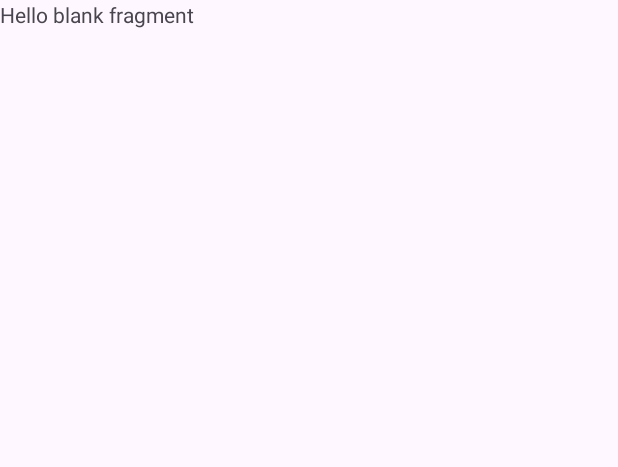
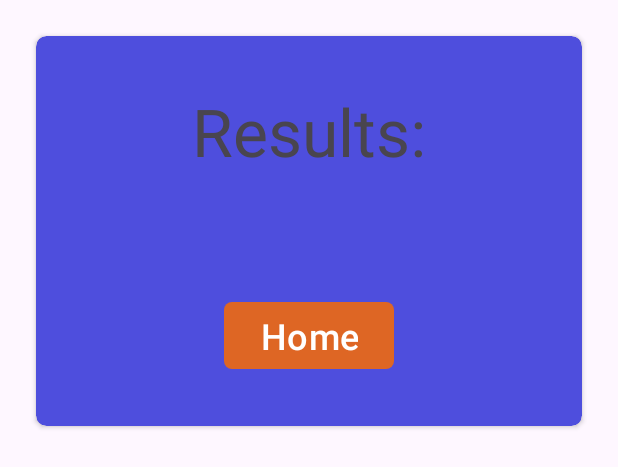
Before and after one commit to KainTim/Splatournament-Client, an Android app: the layout fragment_result.xml on its own in the app's theme, with its tools: preview values and no code run, on a phone screen of 412 x 824 dp. Shown: the top 467 px of the screen. Run offline under Robolectric (Android 15) with nearby library versions, the phone set to English and light mode, and no system bars.

Commit message:
added Layout to Resultfragment

```diff
--- a/app/src/main/java/com/kainzt/splatournament_client/MainActivity.java
+++ b/app/src/main/java/com/kainzt/splatournament_client/MainActivity.java
@@ -54,7 +54,8 @@ public class MainActivity extends AppCompatActivity {
                 case MainViewModel.SHOW_CREATE_TEAM: fragmentTransaction.replace(R.id.clMain, CreateTeamFragment.newInstance())
                         .addToBackStack(null);
                     break;
-                case MainViewModel.SHOW_RESULT: fragmentTransaction.replace(R.id.clMain, ResultFragment.newInstance());
+                case MainViewModel.SHOW_RESULT: fragmentTransaction.replace(R.id.clMain, ResultFragment.newInstance())
+                        .addToBackStack(null);
                     break;
             }
             fragmentTransaction.commit();
--- a/app/src/main/java/com/kainzt/splatournament_client/fragments/NextSetFragment.java
+++ b/app/src/main/java/com/kainzt/splatournament_client/fragments/NextSetFragment.java
@@ -62,8 +62,10 @@ public class NextSetFragment extends Fragment implements View.OnClickListener, T
         tournament.setSets(sets);
         viewModel.otherTeam = "TestOpponent";
         List<Long> set = tournament.getSets().get(setIndex);
-        for (int i = 0; i < tournament.getBestOf(); i++) {
-            wins.add(true);
+        if (wins.size()<=0){
+            for (int i = 0; i < tournament.getBestOf(); i++) {
+                wins.add(true);
+            }
         }
         tournament.getSets().add(new ArrayList<>());
         binding.txtNextSetGameIndex.setText(String.format("Game %d/%d", gameIndex+1,tournament.getBestOf()));
--- a/app/src/main/java/com/kainzt/splatournament_client/fragments/ResultFragment.java
+++ b/app/src/main/java/com/kainzt/splatournament_client/fragments/ResultFragment.java
@@ -3,6 +3,7 @@ package com.kainzt.splatournament_client.fragments;
 import android.os.Bundle;
 
 import androidx.fragment.app.Fragment;
+import androidx.fragment.app.FragmentManager;
 import androidx.lifecycle.ViewModelProvider;
 
 import android.view.LayoutInflater;
@@ -13,9 +14,12 @@ import com.kainzt.splatournament_client.R;
 import com.kainzt.splatournament_client.databinding.FragmentResultBinding;
 import com.kainzt.splatournament_client.viewmodels.MainViewModel;
 
-public class ResultFragment extends Fragment {
+import java.util.List;
+
+public class ResultFragment extends Fragment implements View.OnClickListener {
     private FragmentResultBinding binding;
     private MainViewModel viewModel;
+    private List<Boolean> wins;
     public ResultFragment() {
         // Required empty public constructor
     }
@@ -34,7 +38,21 @@ public class ResultFragment extends Fragment {
         // Inflate the layout for this fragment
         binding = FragmentResultBinding.inflate(inflater,container,false);
         viewModel = new ViewModelProvider(requireActivity()).get(MainViewModel.class);
-
+        wins = viewModel.wins;
+        double count = (double) wins.stream().filter(aBoolean -> aBoolean).count();
+        binding.txtResultWinRate.setText(String.format("Win-Rate: %.1f",count/wins.size()*100)+"%");
+        binding.btnResultsShowHome.setOnClickListener(this);
         return binding.getRoot();
     }
+
+    @Override
+    public void onClick(View v) {
+        if (v.getId()==R.id.btnResultsShowHome){
+            viewModel.showMenu();
+            FragmentManager fm = requireActivity().getSupportFragmentManager();
+            for(int i = 0; i < fm.getBackStackEntryCount(); ++i) {
+                fm.popBackStack();
+            }
+        }
+    }
 }
--- a/app/src/main/res/layout/fragment_result.xml
+++ b/app/src/main/res/layout/fragment_result.xml
@@ -1,14 +1,66 @@
 <?xml version="1.0" encoding="utf-8"?>
-<FrameLayout xmlns:android="http://schemas.android.com/apk/res/android"
+<androidx.constraintlayout.widget.ConstraintLayout xmlns:android="http://schemas.android.com/apk/res/android"
+    xmlns:app="http://schemas.android.com/apk/res-auto"
     xmlns:tools="http://schemas.android.com/tools"
+    android:id="@+id/clResults"
     android:layout_width="match_parent"
     android:layout_height="match_parent"
-    tools:context=".fragments.ResultFragment">
+    tools:context=".fragments.ResultFragment" >
 
-    <!-- TODO: Update blank fragment layout -->
-    <TextView
+    <androidx.cardview.widget.CardView
         android:layout_width="match_parent"
-        android:layout_height="match_parent"
-        android:text="@string/hello_blank_fragment" />
+        android:layout_height="wrap_content"
+        android:layout_marginStart="24dp"
+        android:layout_marginTop="24dp"
+        android:layout_marginEnd="24dp"
+        android:backgroundTint="@color/cvBackgroundTint"
+        app:cardCornerRadius="7dp"
+        app:layout_constraintEnd_toEndOf="parent"
+        app:layout_constraintStart_toStartOf="parent"
+        app:layout_constraintTop_toTopOf="parent">
 
-</FrameLayout>
+        <androidx.constraintlayout.widget.ConstraintLayout
+            android:layout_width="match_parent"
+            android:layout_height="match_parent"
+            android:layout_margin="10dp">
+
+            <TextView
+                android:id="@+id/txtResult"
+                android:layout_width="wrap_content"
+                android:layout_height="wrap_content"
+                android:layout_marginTop="24dp"
+                android:text="@string/results"
+                android:textSize="44sp"
+                app:layout_constraintBottom_toBottomOf="parent"
+                app:layout_constraintEnd_toEndOf="parent"
+                app:layout_constraintStart_toStartOf="parent"
+                app:layout_constraintTop_toTopOf="parent"
+                app:layout_constraintVertical_bias="0.0" />
+
+            <TextView
+                android:id="@+id/txtResultWinRate"
+                android:layout_width="wrap_content"
+                android:layout_height="wrap_content"
+                android:layout_marginTop="32dp"
+                android:layout_marginBottom="8dp"
+                android:textSize="30sp"
+                app:layout_constraintBottom_toTopOf="@id/btnResultsShowHome"
+                app:layout_constraintEnd_toEndOf="parent"
+                app:layout_constraintStart_toStartOf="parent"
+                app:layout_constraintTop_toBottomOf="@+id/txtResult" />
+
+            <Button
+                android:id="@+id/btnResultsShowHome"
+                android:layout_width="wrap_content"
+                android:layout_height="wrap_content"
+                android:layout_marginTop="16dp"
+                android:layout_marginBottom="24dp"
+                android:text="@string/home"
+                android:textSize="24sp"
+                app:cornerRadius="5dp"
+                app:layout_constraintBottom_toBottomOf="parent"
+                app:layout_constraintEnd_toEndOf="parent"
+                app:layout_constraintStart_toStartOf="parent"/>
+        </androidx.constraintlayout.widget.ConstraintLayout>
+    </androidx.cardview.widget.CardView>
+</androidx.constraintlayout.widget.ConstraintLayout>
--- a/app/src/main/res/values/strings.xml
+++ b/app/src/main/res/values/strings.xml
@@ -32,4 +32,6 @@
     <string name="join">Join</string>
     <string name="join_a_team">Join a Team</string>
     <string name="finish">Finish</string>
+    <string name="results">Results:</string>
+    <string name="home">Home</string>
 </resources>
```
